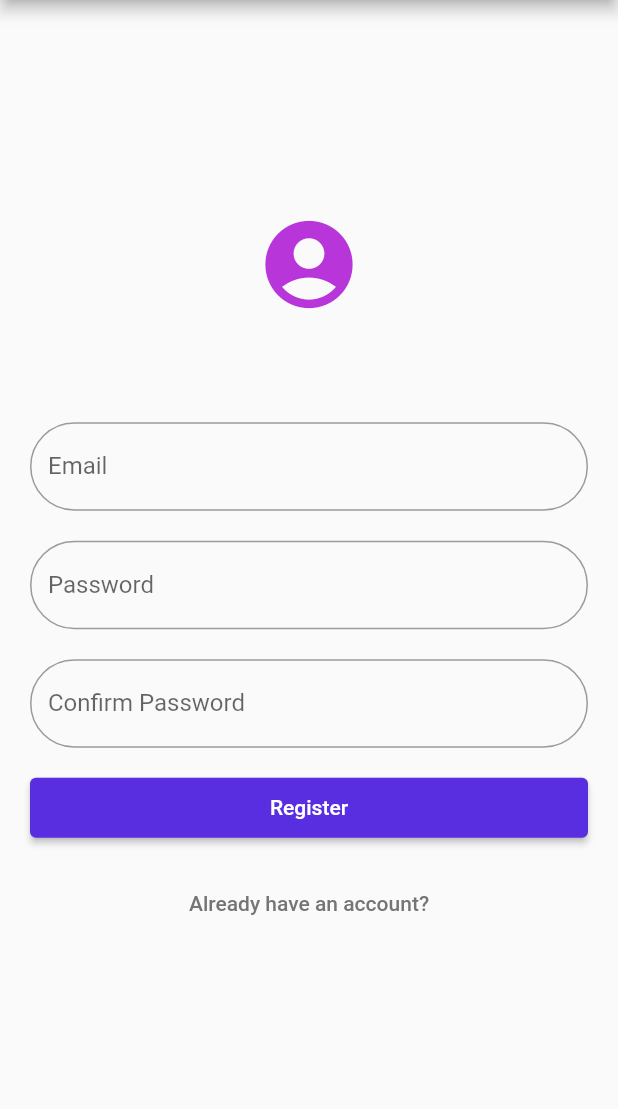
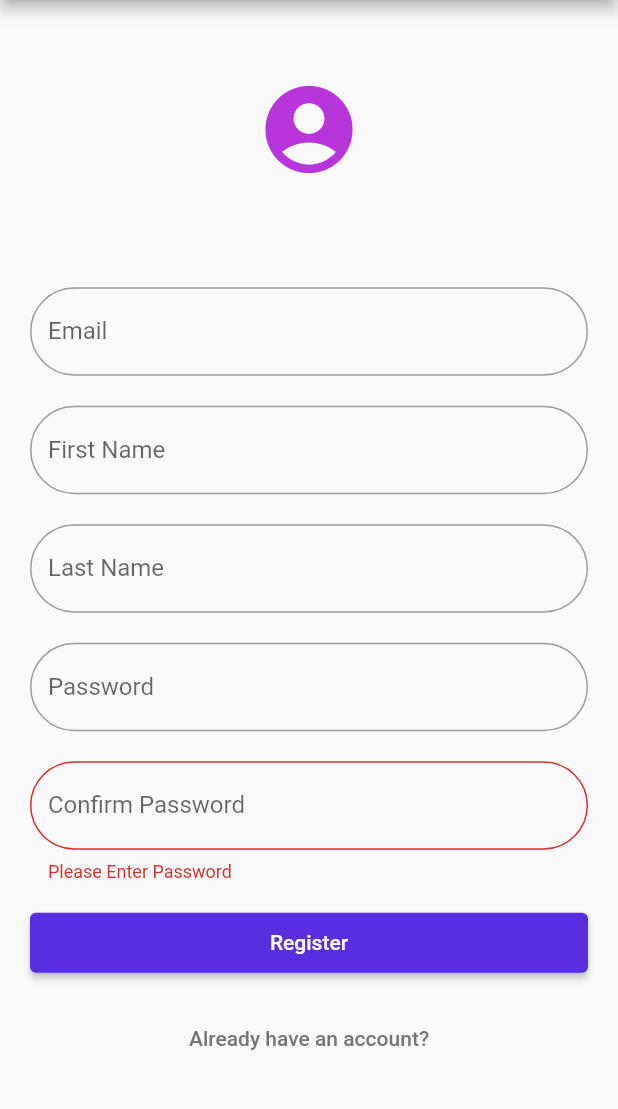
Before and after one commit to diwash007/medustore, a Flutter app: the RegisterScreen screen opened by its route, after a tap on "Register", on a phone screen of 412 x 824 dp, the part 84-1193 px from its top. Run offline on Flutter 3.47's test engine with Material 2 defaults, Android fonts, the phone set to English and light mode, and no system bars; network calls fail.

Commit message:
make registration work

```diff
--- a/medustore/lib/screens/register_screen.dart
+++ b/medustore/lib/screens/register_screen.dart
@@ -1,5 +1,10 @@
+import 'dart:convert';
+
 import 'package:flutter/material.dart';
 import 'package:medustore/theme/theme_constants.dart';
+import 'package:http/http.dart' as http;
+
+import '../utils/constants.dart';
 
 class RegisterScreen extends StatefulWidget {
   const RegisterScreen({super.key});
@@ -9,6 +14,35 @@ class RegisterScreen extends StatefulWidget {
 }
 
 class _RegisterScreenState extends State<RegisterScreen> {
+  final TextEditingController _emailController = TextEditingController();
+  final TextEditingController _firstNameController = TextEditingController();
+  final TextEditingController _lastNameController = TextEditingController();
+  final TextEditingController _passwordController = TextEditingController();
+  final TextEditingController _confirmPasswordController =
+      TextEditingController();
+
+  void register(
+      String email, String password, String firstname, String lastname) async {
+    try {
+      var response = await http.post(Uri.parse('$apiBaseUrl/store/customers'),
+          headers: {"Content-Type": "application/json"},
+          body: json.encode({
+            "email": email,
+            "first_name": firstname,
+            "last_name": lastname,
+            "password": password,
+          }));
+      if (response.statusCode == 200) {
+        print("Signed Up");
+      } else {
+        print("Error");
+      }
+    } catch (e) {
+      print(e.toString());
+    }
+  }
+
+  final _formKey = GlobalKey<FormState>();
   @override
   Widget build(BuildContext context) {
     return Scaffold(
@@ -39,7 +73,12 @@ class _RegisterScreenState extends State<RegisterScreen> {
                 ),
                 Container(
                   padding: const EdgeInsets.fromLTRB(20, 20, 20, 0),
-                  child: TextField(
+                  child: Form(
+                    key: _formKey,
+                    child: Column(
+                      children: [
+                        TextFormField(
+                          controller: _emailController,
                           decoration: InputDecoration(
                             border: OutlineInputBorder(
                               borderRadius: BorderRadius.circular(90.0),
@@ -47,10 +86,35 @@ class _RegisterScreenState extends State<RegisterScreen> {
                             labelText: 'Email',
                           ),
                         ),
+                        const SizedBox(
+                          height: 20,
                         ),
-                Container(
-                  padding: const EdgeInsets.fromLTRB(20, 20, 20, 0),
-                  child: TextField(
+                        TextFormField(
+                          controller: _firstNameController,
+                          decoration: InputDecoration(
+                            border: OutlineInputBorder(
+                              borderRadius: BorderRadius.circular(90.0),
+                            ),
+                            labelText: 'First Name',
+                          ),
+                        ),
+                        const SizedBox(
+                          height: 20,
+                        ),
+                        TextFormField(
+                          controller: _lastNameController,
+                          decoration: InputDecoration(
+                            border: OutlineInputBorder(
+                              borderRadius: BorderRadius.circular(90.0),
+                            ),
+                            labelText: 'Last Name',
+                          ),
+                        ),
+                        const SizedBox(
+                          height: 20,
+                        ),
+                        TextFormField(
+                          controller: _passwordController,
                           obscureText: true,
                           decoration: InputDecoration(
                             border: OutlineInputBorder(
@@ -59,16 +123,29 @@ class _RegisterScreenState extends State<RegisterScreen> {
                             labelText: 'Password',
                           ),
                         ),
+                        const SizedBox(
+                          height: 20,
                         ),
-                Container(
-                  padding: const EdgeInsets.fromLTRB(20, 20, 20, 0),
-                  child: TextField(
+                        TextFormField(
+                          controller: _confirmPasswordController,
+                          validator: (value) {
+                            if (value == null || value.isEmpty) {
+                              return 'Please Enter Password';
+                            }
+                            if (value != _passwordController.text) {
+                              return 'Passwords Donot Match';
+                            }
+                            return null;
+                          },
                           obscureText: true,
                           decoration: InputDecoration(
                             border: OutlineInputBorder(
                               borderRadius: BorderRadius.circular(90.0),
                             ),
                             labelText: 'Confirm Password',
+                          ),
+                        ),
+                      ],
                     ),
                   ),
                 ),
@@ -80,7 +157,16 @@ class _RegisterScreenState extends State<RegisterScreen> {
                           minimumSize: const Size.fromHeight(50),
                           backgroundColor: primaryColor),
                       child: const Text('Register'),
-                      onPressed: () {},
+                      onPressed: () {
+                        if (_formKey.currentState!.validate()) {
+                          register(
+                            _emailController.text,
+                            _passwordController.text,
+                            _firstNameController.text,
+                            _lastNameController.text,
+                          );
+                        }
+                      },
                     )),
                 TextButton(
                   onPressed: () {
```
Also changed, not shown: 1 other file. Lines whose indentation alone changed are shown as unchanged.
